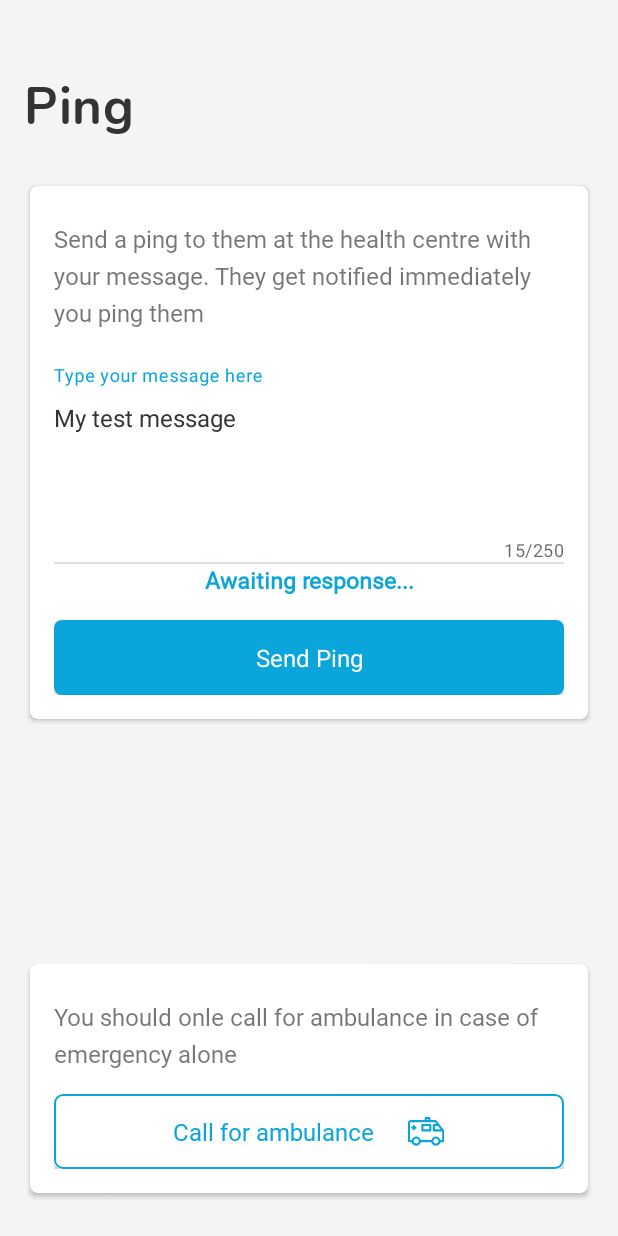
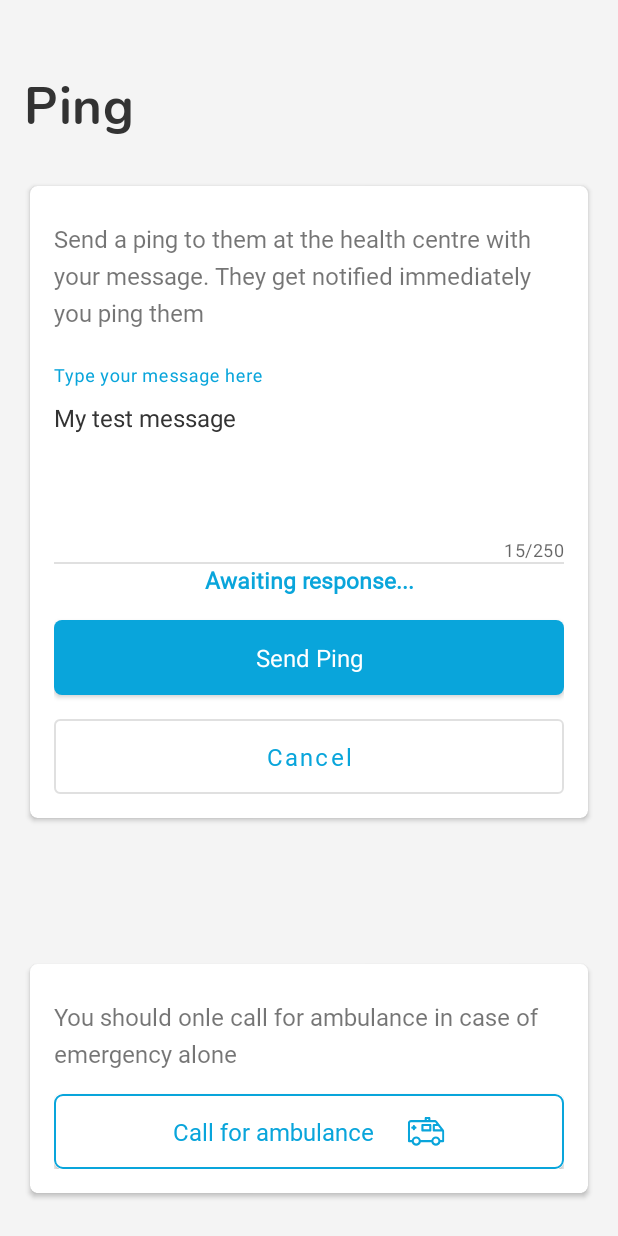
Before and after one commit to seyipaye/HealthApp, an Android app: the layout fragment_ping.xml on its own in the app's theme, with its tools: preview values and no code run, on a phone screen of 412 x 824 dp. Run offline under Robolectric (Android 15) with nearby library versions, the phone set to English and light mode, and no system bars.

```diff
--- a/app/src/main/java/com/breezytechdevelopers/healthapp/AppRepository.java
+++ b/app/src/main/java/com/breezytechdevelopers/healthapp/AppRepository.java
@@ -46,6 +46,7 @@ public class AppRepository extends SafeAPIRequest {
     public static final String CHANGEPASS = "changePassword";
     public static final String PINGHISTORY = "pingHistory";
     public static final String FORGOTPASS = "forgotPassword";
+    public static final String PINGCHAT = "pingChat";
     private final FirstAidTipDao firstAidTipDao;
     private final TimerDao timerDao;
     private final AppDatabase appDatabase;
--- a/app/src/main/res/drawable/chat_item_sent_bg.xml
+++ b/app/src/main/res/drawable/chat_item_sent_bg.xml
@@ -2,7 +2,7 @@
 <!--  res/drawable/rounded_edittext.xml -->
 <shape xmlns:android="http://schemas.android.com/apk/res/android"
     android:shape="rectangle" android:padding="10dp">
-    <solid android:color="@color/chat_item_sent_bg_color"/>
+    <solid android:color="@color/message_item_light_bg"/>
     <corners
         android:bottomRightRadius="20dp"
         android:bottomLeftRadius="20dp"
--- a/app/src/main/res/layout/fragment_ping.xml
+++ b/app/src/main/res/layout/fragment_ping.xml
@@ -125,6 +125,22 @@
                         android:layout_marginTop="16dp"
                         android:text="Send Ping" />
 
+                    <Button
+                        android:id="@+id/cancelPingBtn"
+                        tools:visibility="visible"
+                        android:visibility="gone"
+                        style="?attr/materialButtonOutlinedStyle"
+                        android:layout_width="match_parent"
+                        android:layout_height="50dp"
+                        android:layout_marginTop="16dp"
+                        android:fontFamily="@font/roboto"
+                        android:insetTop="0dp"
+                        android:insetBottom="0dp"
+                        android:text="Cancel"
+                        android:textAllCaps="false"
+                        android:textSize="16sp"
+                        />
+
 
                 </LinearLayout>
             </androidx.cardview.widget.CardView>
--- a/app/src/main/res/values/colors.xml
+++ b/app/src/main/res/values/colors.xml
@@ -22,5 +22,5 @@
     <color name="tab_card_background">@color/login_google_background</color>
     <color name="tab_card_text">#808080</color>
 
-    <color name="chat_item_sent_bg_color">@android:color/white</color>
+    <color name="message_item_light_bg">#66E0E0E0</color>
 </resources>
```
Also changed, not shown: app/src/main/AndroidManifest.xml (+4 -4 lines), app/src/main/java/com/breezytechdevelopers/healthapp/network/ApiBodies/PingBody.java (+33 -0 lines), app/src/main/java/com/breezytechdevelopers/healthapp/ui/chat/PingChatFragment.java (+51 -16 lines), app/src/main/java/com/breezytechdevelopers/healthapp/ui/ping/PingFragment.java (+18 -24 lines).
